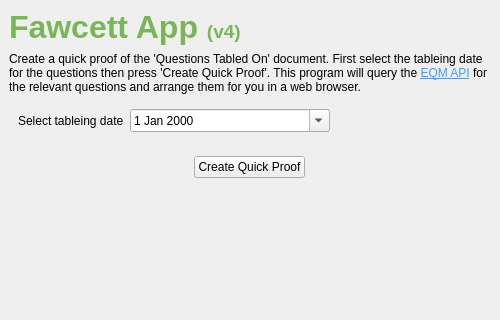
This is designer/mainwindow.ui in hoc-ppu/fawcett as Qt 5 draws it before an edit; both pictures show x 0 to 500 and y 0 to 320 of the 500 by 500 pixel window. The edited form follows.
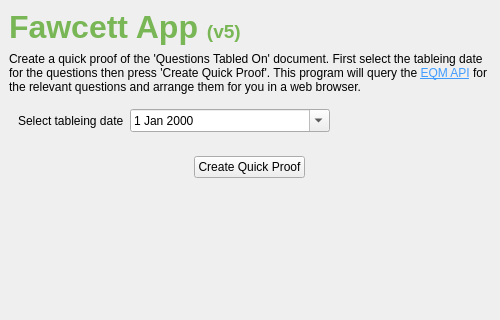
This is the edited form.

```diff
--- a/designer/mainwindow.ui
+++ b/designer/mainwindow.ui
@@ -30,7 +30,7 @@
        </sizepolicy>
       </property>
       <property name="text">
-       <string>&lt;html&gt;&lt;head/&gt;&lt;body&gt;&lt;p&gt;&lt;span style=&quot; font-size:24pt; font-weight:600; color:#79b656;&quot;&gt;Fawcett App &lt;/span&gt;&lt;span style=&quot; font-size:14pt; font-weight:600; color:#79b656;&quot;&gt;(v4)&lt;/span&gt;&lt;/p&gt;&lt;/body&gt;&lt;/html&gt;</string>
+       <string>&lt;html&gt;&lt;head/&gt;&lt;body&gt;&lt;p&gt;&lt;span style=&quot; font-size:24pt; font-weight:600; color:#79b656;&quot;&gt;Fawcett App &lt;/span&gt;&lt;span style=&quot; font-size:14pt; font-weight:600; color:#79b656;&quot;&gt;(v5)&lt;/span&gt;&lt;/p&gt;&lt;/body&gt;&lt;/html&gt;</string>
       </property>
      </widget>
     </item>
```
